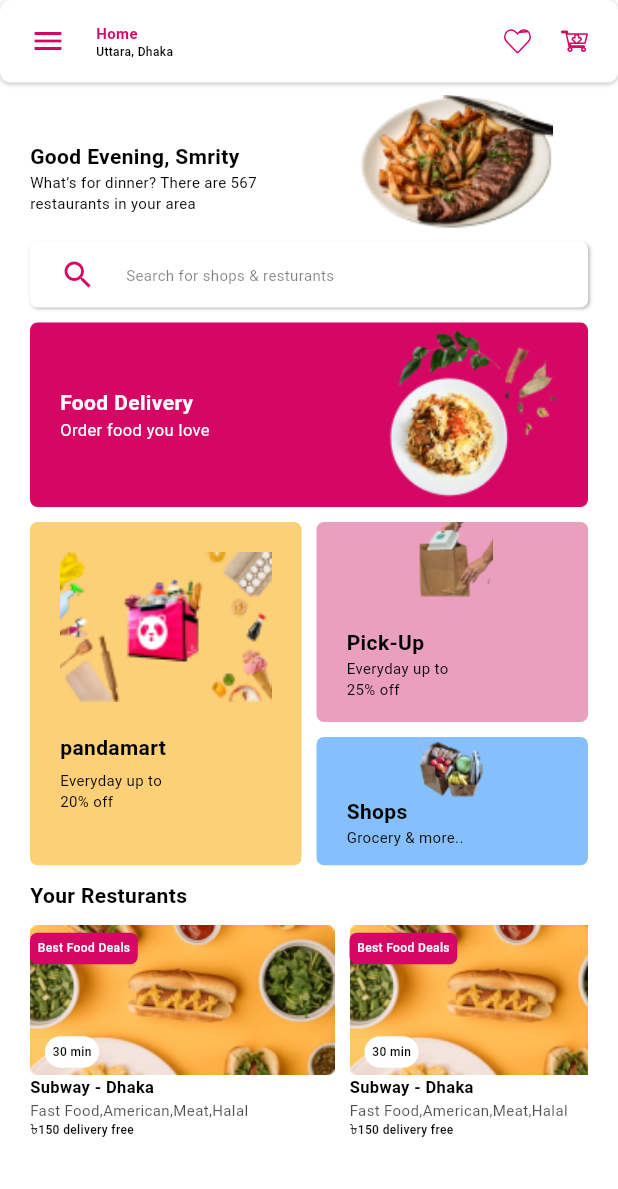
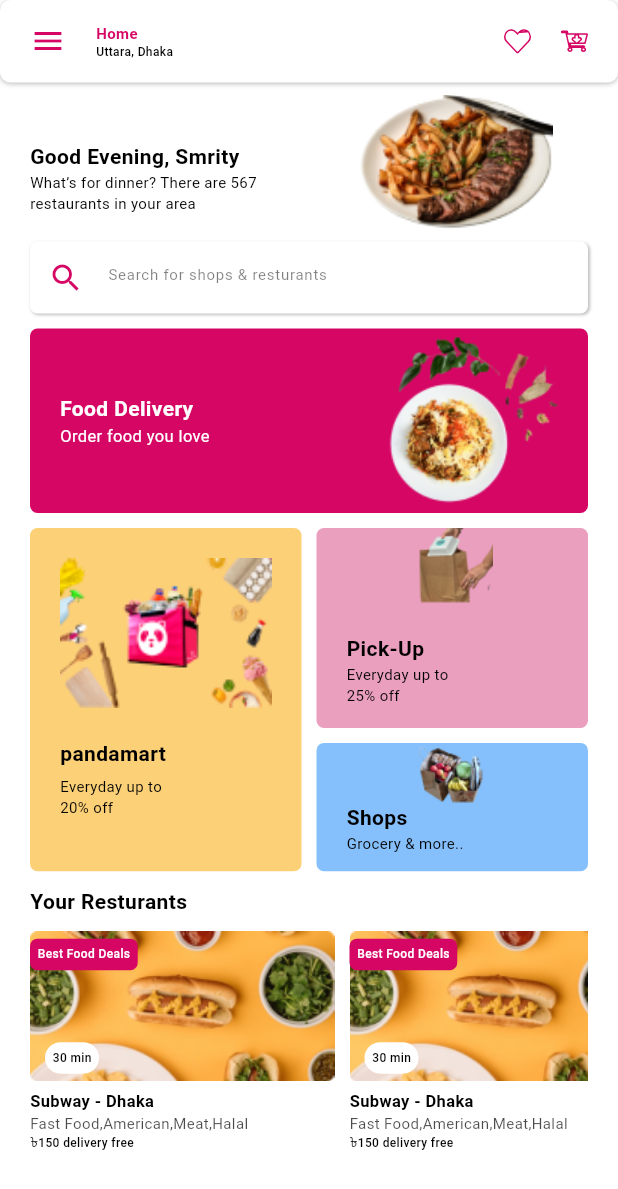
Before and after one commit to hprity60/foodpanda_ui_clone_flutter, a Flutter app: the screen it shows after launch, on a phone screen of 412 x 824 dp. Shown: the top 1189 px of the screen. Run offline on Flutter 3.47's test engine with Material 2 defaults, Android fonts, the phone set to English and light mode, and no system bars; our stand-ins replace flutter_svg.

Commit message:
Code Refactor

```diff
--- a/lib/pages/home_page.dart
+++ b/lib/pages/home_page.dart
@@ -2,6 +2,7 @@ import 'package:flutter/material.dart';
 import 'package:flutter_staggered_grid_view/flutter_staggered_grid_view.dart';
 import 'package:flutter_svg/flutter_svg.dart';
 import 'package:food_panda_clone/core/values/app_colors.dart';
+import 'package:food_panda_clone/pages/widgets/custom_textfield.dart';
 
 import '../core/values/text_styles.dart';
 
@@ -95,33 +96,8 @@ class HomePage extends StatelessWidget {
               ),
               Padding(
                 padding: const EdgeInsets.symmetric(horizontal: 20),
-                child: Container(
-                  padding:
-                      const EdgeInsets.symmetric(horizontal: 20, vertical: 10),
-                  decoration: BoxDecoration(
-                      color: whiteColor,
-                      borderRadius: BorderRadius.circular(5),
-                      boxShadow: [
-                        BoxShadow(
-                          offset: const Offset(1, 1),
-                          color: blackColor.withOpacity(.25),
-                          blurRadius: 1,
-                        )
-                      ]),
-                  child: Row(
-                    children: [
-                      const Icon(
-                        Icons.search,
-                        color: mainColor,
-                      ),
-                      const SizedBox(width: 20),
-                      Text(
-                        'Search for shops & resturants',
-                        style:
-                            textStyleF10W400(color: blackColor.withOpacity(.5)),
-                      ),
-                    ],
-                  ),
+                child: CustomTextField(
+                  hintText: "Search for shops & resturants",
                 ),
               ),
               Container(
@@ -303,6 +279,7 @@ class HomePage extends StatelessWidget {
                               ),
                             ],
                           ),
+                          SizedBox(height: 5),
                           Text(
                             'Subway - Dhaka',
                             style: textStyleF11W700(),
--- /dev/null
+++ b/lib/pages/widgets/custom_textfield.dart
@@ -0,0 +1,41 @@
+// ignore_for_file: public_member_api_docs, sort_constructors_first
+import 'package:flutter/material.dart';
+
+import '../../core/values/app_colors.dart';
+import '../../core/values/text_styles.dart';
+
+class CustomTextField extends StatelessWidget {
+  const CustomTextField({
+    Key? key,
+    required this.hintText,
+  }) : super(key: key);
+
+  final String hintText;
+
+  @override
+  Widget build(BuildContext context) {
+    return Container(
+        decoration: BoxDecoration(
+            color: whiteColor,
+            borderRadius: BorderRadius.circular(5),
+            boxShadow: [
+              BoxShadow(
+                offset: const Offset(1, 1),
+                color: blackColor.withOpacity(.25),
+                blurRadius: 1,
+              )
+            ]),
+        child: TextField(
+          decoration: InputDecoration(
+            prefixIcon: Icon(
+              Icons.search,
+              color: mainColor,
+            ),
+            hintText: hintText,
+            hintStyle: textStyleF10W400(color: blackColor.withOpacity(.5)),
+            enabledBorder: InputBorder.none,
+            focusedBorder: InputBorder.none,
+          ),
+        ));
+  }
+}
```
